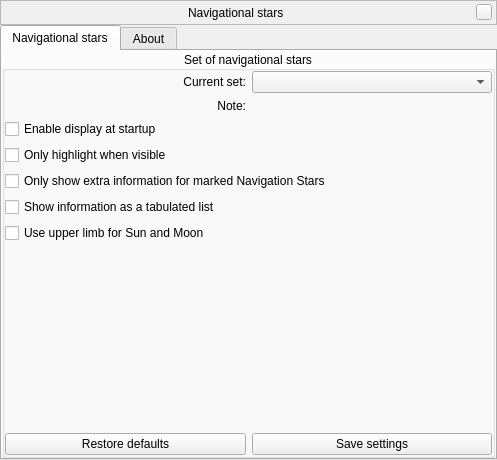
This is plugins/NavStars/src/gui/navStarsWindow.ui in 519984307/stellarium_src as Qt 5 draws it before an edit. The edited form follows.
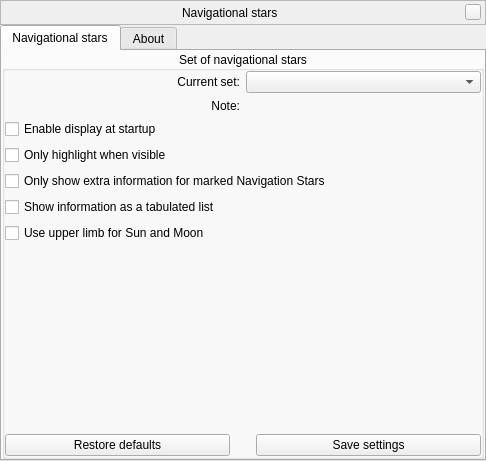
This is the edited form. Custom widgets are drawn as their Qt base class.

Diff of the .ui file:
```diff
--- a/plugins/NavStars/src/gui/navStarsWindow.ui
+++ b/plugins/NavStars/src/gui/navStarsWindow.ui
@@ -6,8 +6,8 @@
    <rect>
     <x>0</x>
     <y>0</y>
-    <width>497</width>
-    <height>460</height>
+    <width>486</width>
+    <height>461</height>
    </rect>
   </property>
   <layout class="QVBoxLayout" name="verticalLayout">
@@ -288,6 +288,22 @@
               </property>
              </widget>
             </item>
+            <item>
+             <spacer name="horizontalSpacer">
+              <property name="orientation">
+               <enum>Qt::Horizontal</enum>
+              </property>
+              <property name="sizeType">
+               <enum>QSizePolicy::Fixed</enum>
+              </property>
+              <property name="sizeHint" stdset="0">
+               <size>
+                <width>20</width>
+                <height>20</height>
+               </size>
+              </property>
+             </spacer>
+            </item>
             <item>
              <widget class="QPushButton" name="pushButtonSave">
               <property name="text">
```
Left out of the diff: 2 changed lines with no effect on the pictures. Lines whose indentation alone changed are shown as unchanged.
